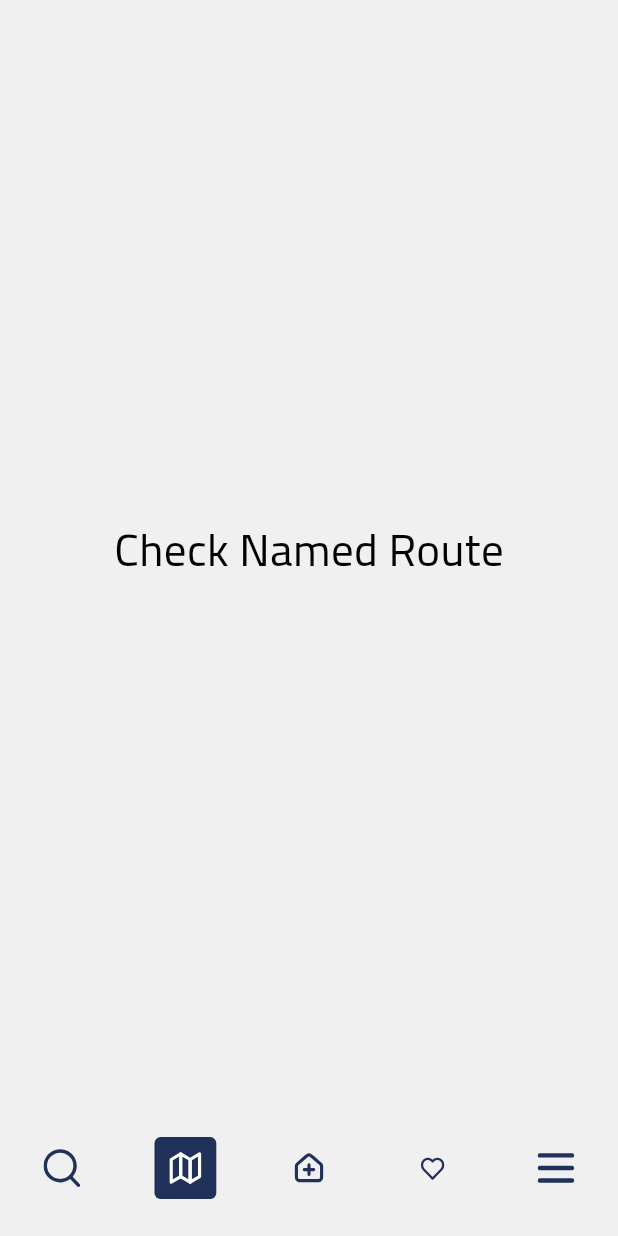
After one commit to ihsan-git-1/Nostra-Casa-Real-Estate, a Flutter app: the BottomNavBar screen opened by its route, item 2 of the bottom bar chosen, on a phone screen of 412 x 824 dp. The commit adds this screen. Run offline on Flutter 3.47's test engine with Material 2 defaults, Android fonts, the phone set to English and light mode, and no system bars; our stand-ins replace bloc, easy_localization, equatable, flutter_bloc, flutter_svg; project files that could hold a hidden picture were left out.

Commit message:
bottom nav bar added with easy localization

```diff
--- /dev/null
+++ b/assets/translation/ar.json
@@ -0,0 +1,3 @@
+{
+
+}
--- /dev/null
+++ b/assets/translation/en.json
@@ -0,0 +1,3 @@
+{
+
+}
--- /dev/null
+++ b/lib/presentation/bottom_nav_bar/bottom_nav_bar.dart
@@ -0,0 +1,137 @@
+import 'package:animations/animations.dart';
+import 'package:easy_localization/easy_localization.dart';
+import 'package:flutter/cupertino.dart';
+import 'package:flutter/material.dart';
+import 'package:nostra_casa/presentation/bottom_nav_bar/widgets/CustomNavigatorWidget.dart';
+import 'package:nostra_casa/presentation/bottom_nav_bar/widgets/bottom_nav_bar_screens.dart';
+import 'package:nostra_casa/presentation/global_widgets/dialogs_widgets/dialogs_yes_no.dart';
+import 'package:nostra_casa/utility/app_assets.dart';
+import 'package:nostra_casa/utility/app_style.dart';
+import '../global_widgets/elevated_button_widget.dart';
+import '../policy.dart';
+
+class BottomNavBar extends StatefulWidget {
+  const BottomNavBar({Key? key}) : super(key: key);
+
+  @override
+  State<BottomNavBar> createState() => _BottomNavBarState();
+}
+
+class _BottomNavBarState extends State<BottomNavBar> {
+  final SharedAxisTransitionType _transitionType = SharedAxisTransitionType.horizontal;
+  int selectedIndex = 0;
+  bool isReverse = false;
+
+  @override
+  Widget build(BuildContext context) {
+    double getWidth = MediaQuery.of(context).size.width;
+    double getHeight = MediaQuery.of(context).size.height;
+    Future<bool> onWillPopMethod() async {
+      return DialogsWidgetsYesNo.onWillPopMethod(context);
+    }
+
+    return SafeArea(
+      bottom: false,
+      child: WillPopScope(
+        onWillPop: onWillPopMethod,
+        child: Scaffold(
+          resizeToAvoidBottomInset: false,
+          bottomNavigationBar: SizedBox(
+            height: getWidth * 0.22,
+
+            child: BottomNavigationBar(
+              selectedFontSize: 0.0,
+              unselectedFontSize: 0.0,
+              elevation: 0,
+              backgroundColor: AppStyle.kBackGroundColor,
+              type: BottomNavigationBarType.fixed,
+              currentIndex: selectedIndex,
+              showSelectedLabels: false,
+              showUnselectedLabels: false,
+              onTap: onItemTapped,
+
+              items: <BottomNavigationBarItem>[
+                BottomNavigationBarItem(
+                  icon: CustomNavigatorWidget(
+                    widgetIndex: 0,
+                    svgPath: AppAssets.mkbr,
+                    selectedIndex: selectedIndex,
+                  ),
+                  label: 'Explore',
+
+                ),
+                BottomNavigationBarItem(
+                  icon: CustomNavigatorWidget(
+                    widgetIndex: 1,
+                    svgPath: AppAssets.mapLocation,
+                    selectedIndex: selectedIndex,
+                  ),
+                  label: 'Map',
+
+                ),
+                BottomNavigationBarItem(
+                  icon: CustomNavigatorWidget(
+                    widgetIndex: 2,
+                    svgPath: AppAssets.houseAdd,
+                    selectedIndex: selectedIndex,
+                  ),
+                  label: 'Add Property',
+
+                ),
+                BottomNavigationBarItem(
+                  icon: CustomNavigatorWidget(
+                    widgetIndex: 3,
+                    svgPath: AppAssets.heart,
+                    selectedIndex: selectedIndex,
+                  ),
+                  label: 'WishList',
+
+                ),
+                BottomNavigationBarItem(
+                  icon: CustomNavigatorWidget(
+                    widgetIndex: 4,
+                    svgPath: AppAssets.more,
+                    selectedIndex: selectedIndex,
+                  ),
+                  label: 'More',
+                ),
+              ],
+
+            ),
+          ),
+
+          body: PageTransitionSwitcher(
+              duration: const Duration(milliseconds: 600),
+              reverse: context.locale.languageCode == 'ar'
+                  ? !isReverse
+                  :isReverse,
+              transitionBuilder: (Widget child, Animation<double> animation, Animation<double> secondaryAnimation) {
+                return SharedAxisTransition(
+                  animation: animation,
+                  secondaryAnimation: secondaryAnimation,
+                  transitionType: _transitionType,
+                  child: child,
+                );
+              },
+              child: GetSelectedScreenByIndex(screenIndex: selectedIndex,key: Key(selectedIndex.toString()),),
+
+            ),
+
+
+        ),
+      ),
+    );
+  }
+  void onItemTapped(int index) {
+    setState(() {
+      if (index > selectedIndex) {
+        isReverse = false;
+      }
+      else {
+        isReverse = true;
+      }
+      selectedIndex = index;
+    });
+  }
+
+}
--- /dev/null
+++ b/lib/presentation/bottom_nav_bar/widgets/CustomNavigatorWidget.dart
@@ -0,0 +1,42 @@
+import 'package:flutter/cupertino.dart';
+import 'package:flutter/material.dart';
+import 'package:flutter_bloc/flutter_bloc.dart';
+import 'package:flutter_svg/svg.dart';
+import 'package:nostra_casa/utility/app_style.dart';
+
+
+class CustomNavigatorWidget extends StatelessWidget {
+  CustomNavigatorWidget({
+    Key? key,
+    required this.selectedIndex,
+    required this.widgetIndex,
+    required this.svgPath,
+  }) : super(key: key);
+
+  final int selectedIndex;
+  final int widgetIndex;
+
+  String svgPath;
+  @override
+  Widget build(BuildContext context) {
+    double getWidth = MediaQuery.of(context).size.width;
+    return Container(
+        height: getWidth * 0.1,
+        width: getWidth * 0.1,
+        decoration: BoxDecoration(
+          borderRadius: AppStyle.k4RadiusLowerPadding,
+          color: selectedIndex == widgetIndex
+              ? AppStyle.darkBlueColor
+              : Colors.transparent,
+        ),
+        child: Padding(
+          padding: const EdgeInsets.all(8.0),
+          child: SvgPicture.asset(
+            svgPath,
+            color: selectedIndex == widgetIndex
+                ? Colors.white
+                : AppStyle.darkBlueColor,
+          ),
+        ));
+  }
+}
--- /dev/null
+++ b/lib/presentation/bottom_nav_bar/widgets/bottom_nav_bar_screens.dart
@@ -0,0 +1,28 @@
+
+import 'package:flutter/material.dart';
+import '../../policy.dart';
+
+
+class GetSelectedScreenByIndex extends StatelessWidget {
+  const GetSelectedScreenByIndex({required this.screenIndex,Key? key}) : super(key: key);
+  final int screenIndex ;
+
+  @override
+  Widget build(BuildContext context) {
+    return Builder(
+        builder: (context) {
+          if(screenIndex == 0){
+            return Policy(title: 'From nav bar',);
+          }
+          return const Scaffold(
+            body: Center(
+              child: Text(
+                'Check Named Route',
+                style: TextStyle(fontSize: 30, color: Colors.black),
+              ),
+            ),
+          );
+        }
+    );
+  }
+}
--- a/lib/presentation/policy.dart
+++ b/lib/presentation/policy.dart
@@ -98,9 +98,9 @@ class _PolicyState extends State<Policy> {
                   ),
                 ],
               ),
-              SizedBox(
-                height: screenHeight * 0.03,
-              ),
+              // SizedBox(
+              //   height: screenHeight * 0.03,
+              // ),
               // todo : johny : don't use width and height for the button use padding in the columns more responsive and clean
               const CustomElevatedButton(
                   color: AppStyle.darkBlueColor,
--- /dev/null
+++ b/lib/utility/app_assets.dart
@@ -0,0 +1,11 @@
+
+
+class AppAssets{
+
+  static const mkbr = "assets/images/mkbr.svg";
+  static const mapLocation = "assets/images/map-location.svg";
+  static const houseAdd = "assets/images/house-add.svg";
+  static const heart = "assets/images/heart.svg";
+  static const more = "assets/images/more.svg";
+
+}
--- a/lib/utility/app_router.dart
+++ b/lib/utility/app_router.dart
@@ -1,5 +1,6 @@
 import 'package:flutter/material.dart';
 import 'package:nostra_casa/presentation/welcome/welcome.dart';
+import '../presentation/bottom_nav_bar/bottom_nav_bar.dart';
 import '../presentation/home.dart';
 import '../presentation/policy.dart';
 import 'app_routes.dart';
@@ -11,10 +12,15 @@ class AppRouter {
     return MaterialPageRoute(builder: (context) {
 
       switch (settings.name) {
+
         case AppRoutes.welcome:
-          return const Welcome(title: 'welcome');
+          return const WelcomeScreen();
+
         case AppRoutes.policy:
           return  Policy(title: 'Usage and Privacy Policy');
+
+          case AppRoutes.bottomNavBar:
+          return const BottomNavBar();
 
         default:
           return const Scaffold(
--- a/lib/utility/app_routes.dart
+++ b/lib/utility/app_routes.dart
@@ -2,8 +2,10 @@
 
 class AppRoutes {
 
-  static const String welcome ="/policy";
-  static const String policy ="/";
+  static const String welcome ="/";
+  static const String policy ="/policy";
+  static const String bottomNavBar ="/bottom_nav";
+
 
 
 
--- a/pubspec.yaml
+++ b/pubspec.yaml
@@ -19,6 +19,8 @@ dependencies:
   flutter_bloc: ^8.1.3
   equatable: ^2.0.5
   flutter_svg: ^1.1.6
+  animations: ^2.0.7
+  easy_localization: ^3.0.2
 
 dev_dependencies:
   flutter_test:
@@ -31,6 +33,7 @@ dev_dependencies:
 flutter:
   assets:
     - assets/images/
+    - assets/translation/
   fonts:
     - family: Cairo
       fonts:
```
Also changed, not shown: lib/main.dart (+15 -3 lines), lib/presentation/global_widgets/dialogs_widgets/dialogs_snackBar.dart (renamed from lib/presentation/global_widgets/dialogs_widgets.dart, +6 -5 lines), lib/presentation/global_widgets/dialogs_widgets/dialogs_yes_no.dart (added, +133 -0 lines), assets/images/heart.svg (added), assets/images/house-add.svg (added), assets/images/map-location.svg (added), assets/images/mkbr.svg (added), assets/images/more.svg (added), pubspec.lock, 3 other files.
